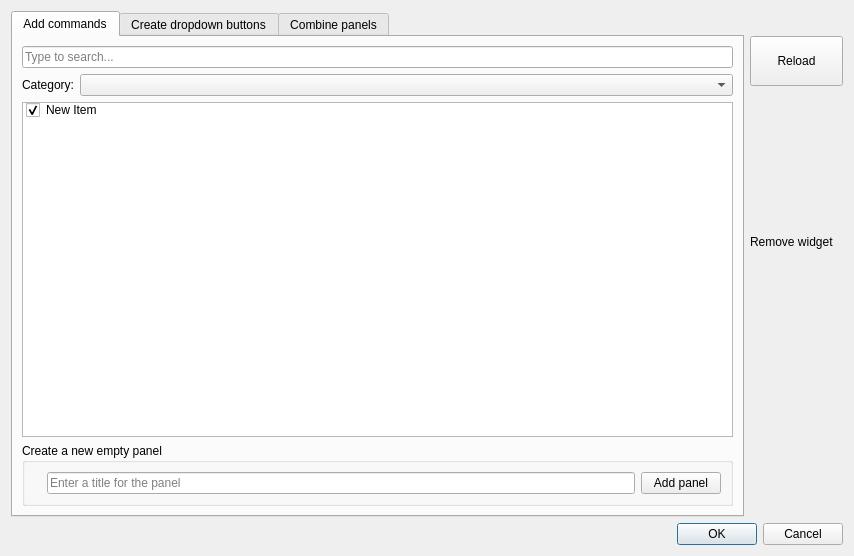
Above: Resources/ui/AddCommands.ui from APEbbers/FreeCAD-Ribbon before the change. Below: the same form after it.
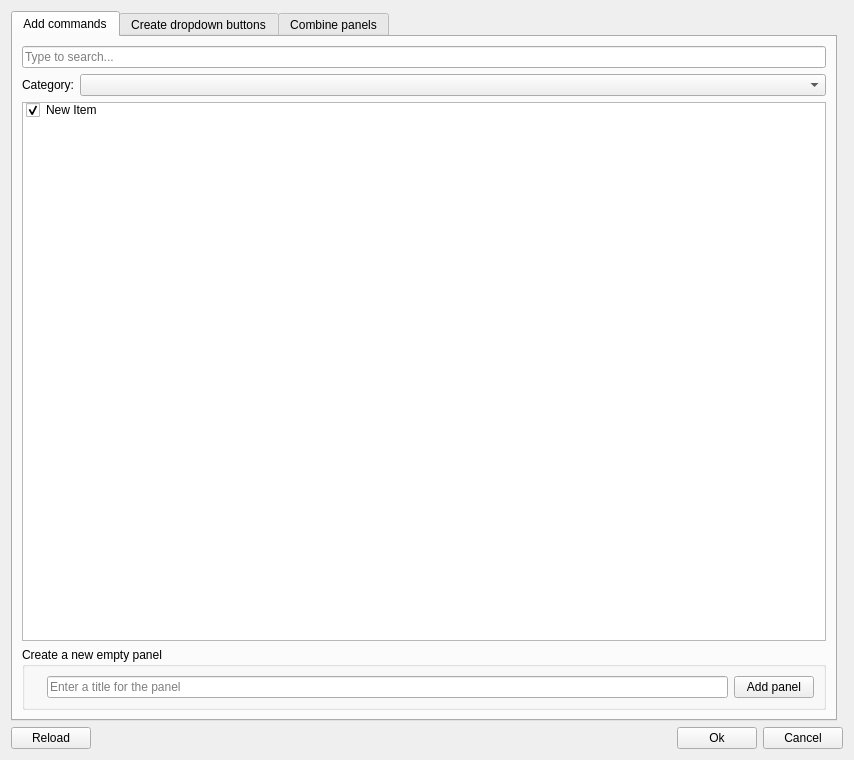
That is the form after the change.

The edit to the form file:
```diff
--- a/Resources/ui/AddCommands.ui
+++ b/Resources/ui/AddCommands.ui
@@ -7,7 +7,7 @@
     <x>0</x>
     <y>0</y>
     <width>854</width>
-    <height>556</height>
+    <height>760</height>
    </rect>
   </property>
   <property name="acceptDrops">
@@ -17,22 +17,6 @@
    <string>Form</string>
   </property>
   <layout class="QGridLayout" name="gridLayout_4">
-   <item row="0" column="1">
-    <spacer name="verticalSpacer">
-     <property name="orientation">
-      <enum>Qt::Orientation::Vertical</enum>
-     </property>
-     <property name="sizeType">
-      <enum>QSizePolicy::Policy::Fixed</enum>
-     </property>
-     <property name="sizeHint" stdset="0">
-      <size>
-       <width>93</width>
-       <height>19</height>
-      </size>
-     </property>
-    </spacer>
-   </item>
    <item row="2" column="0" colspan="2">
     <layout class="QGridLayout" name="gridLayout">
      <property name="sizeConstraint">
@@ -41,14 +25,14 @@
      <property name="verticalSpacing">
       <number>0</number>
      </property>
+     <item row="0" column="2">
+      <widget class="QPushButton" name="okButton">
+       <property name="text">
+        <string>Ok</string>
+       </property>
+      </widget>
+     </item>
      <item row="0" column="1">
-      <widget class="QDialogButtonBox" name="buttonBox">
-       <property name="standardButtons">
-        <set>QDialogButtonBox::StandardButton::Cancel|QDialogButtonBox::StandardButton::Ok</set>
-       </property>
-      </widget>
-     </item>
-     <item row="0" column="0">
       <spacer name="horizontalSpacer">
        <property name="orientation">
         <enum>Qt::Orientation::Horizontal</enum>
@@ -61,16 +45,18 @@
        </property>
       </spacer>
      </item>
-    </layout>
-   </item>
-   <item row="1" column="1">
-    <layout class="QVBoxLayout" name="verticalLayout">
-     <item>
+     <item row="0" column="0">
       <widget class="QPushButton" name="pushButton">
+       <property name="sizePolicy">
+        <sizepolicy hsizetype="Minimum" vsizetype="Minimum">
+         <horstretch>0</horstretch>
+         <verstretch>0</verstretch>
+        </sizepolicy>
+       </property>
        <property name="minimumSize">
         <size>
          <width>0</width>
-         <height>50</height>
+         <height>0</height>
         </size>
        </property>
        <property name="text">
@@ -78,44 +64,16 @@
        </property>
       </widget>
      </item>
-     <item>
-      <widget class="QLabel" name="TrashArea">
-       <property name="minimumSize">
-        <size>
-         <width>0</width>
-         <height>300</height>
-        </size>
-       </property>
-       <property name="acceptDrops">
-        <bool>true</bool>
-       </property>
-       <property name="styleSheet">
-        <string notr="true">QLabel {border-color: rgb(85, 85, 255);}</string>
-       </property>
-       <property name="frameShape">
-        <enum>QFrame::Shape::NoFrame</enum>
-       </property>
-       <property name="frameShadow">
-        <enum>QFrame::Shadow::Plain</enum>
-       </property>
+     <item row="0" column="3">
+      <widget class="QPushButton" name="cancelButton">
        <property name="text">
-        <string>Remove widget</string>
+        <string>Cancel</string>
+       </property>
+       <property name="shortcut">
+        <string>Esc</string>
        </property>
       </widget>
      </item>
-     <item>
-      <spacer name="verticalSpacer_2">
-       <property name="orientation">
-        <enum>Qt::Orientation::Vertical</enum>
-       </property>
-       <property name="sizeHint" stdset="0">
-        <size>
-         <width>20</width>
-         <height>40</height>
-        </size>
-       </property>
-      </spacer>
-     </item>
     </layout>
    </item>
    <item row="0" column="0" rowspan="2">
```
